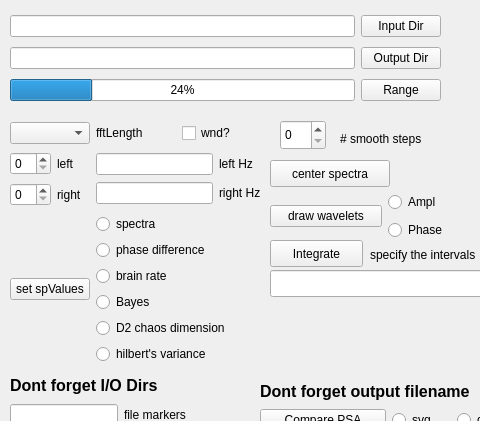
Before: the Qt Designer form spectre.ui in ArtfulVampire/SecondGUIrepo, drawn with Qt 5; both pictures show x 0 to 480 and y 0 to 421 of the 1371 by 837 pixel window.
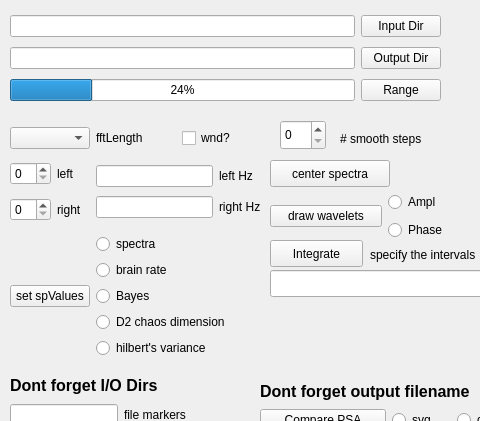
After: the same form once the commit is applied.

Diff of the .ui file:
```diff
--- a/spectre.ui
+++ b/spectre.ui
@@ -311,13 +311,6 @@
         </property>
        </widget>
       </item>
-      <item>
-       <widget class="QRadioButton" name="phaseDifferenceRadioButton">
-        <property name="text">
-         <string>phase difference</string>
-        </property>
-       </widget>
-      </item>
       <item>
        <widget class="QRadioButton" name="brainRateRadioButton">
         <property name="text">
```
